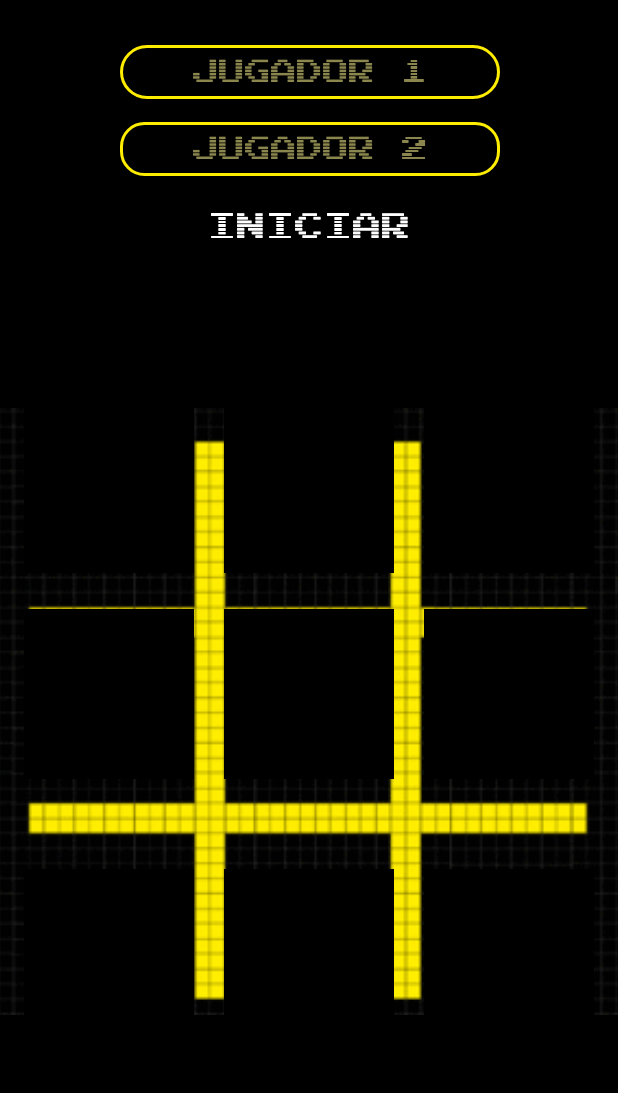
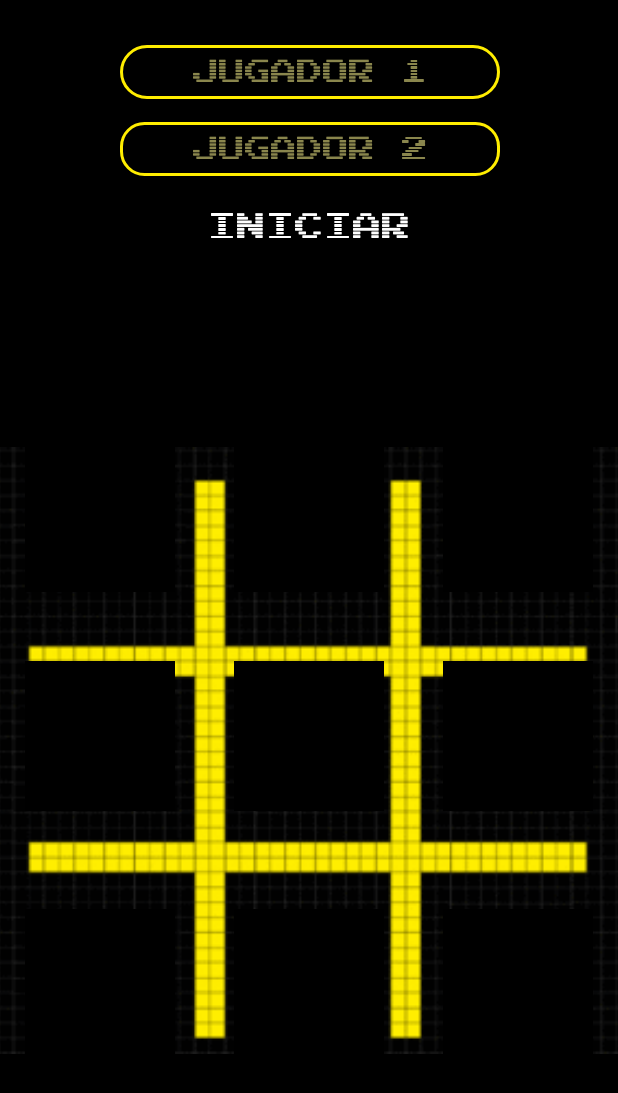
Before and after one commit to ChrisZgz/TG2Grupo1, an Android app: the Juego screen opened directly, with no data from a screen before it, on a phone screen of 412 x 824 dp. Shown: the top 1093 px of the screen. Run offline under Robolectric (Android 15) with nearby library versions, the phone set to English and light mode, and no system bars; 1 statement that could not run was skipped.

Commit message:
posicion de botones correcto

```diff
--- a/app/src/main/res/layout/activity_juego.xml
+++ b/app/src/main/res/layout/activity_juego.xml
@@ -71,25 +71,25 @@
                 app:layout_constraintHorizontal_bias="0.51"
                 app:layout_constraintStart_toStartOf="parent"
                 app:layout_constraintTop_toTopOf="parent"
-                app:layout_constraintVertical_bias="0.387"
+                app:layout_constraintVertical_bias="0.503"
                 app:srcCompat="@drawable/partidasplash" />
 
             <ImageButton
                 android:id="@+id/bt1"
-                android:layout_width="113dp"
-                android:layout_height="113dp"
+                android:layout_width="100dp"
+                android:layout_height="100dp"
                 app:layout_constraintBottom_toBottomOf="parent"
                 app:layout_constraintEnd_toEndOf="parent"
                 app:layout_constraintHorizontal_bias="0.054"
                 app:layout_constraintStart_toStartOf="parent"
                 app:layout_constraintTop_toTopOf="parent"
-                app:layout_constraintVertical_bias="0.174"
+                app:layout_constraintVertical_bias="0.217"
                 app:srcCompat="@drawable/botonnegrogrande" />
 
             <ImageButton
                 android:id="@+id/bt8"
-                android:layout_width="113dp"
-                android:layout_height="113dp"
+                android:layout_width="100dp"
+                android:layout_height="100dp"
                 app:layout_constraintBottom_toBottomOf="@+id/bt7"
                 app:layout_constraintEnd_toEndOf="@+id/bt5"
                 app:layout_constraintStart_toStartOf="@+id/bt5"
@@ -99,11 +99,11 @@
 
             <ImageButton
                 android:id="@+id/bt9"
-                android:layout_width="113dp"
-                android:layout_height="113dp"
+                android:layout_width="100dp"
+                android:layout_height="100dp"
                 app:layout_constraintBottom_toBottomOf="@+id/bt7"
                 app:layout_constraintEnd_toEndOf="@+id/bt6"
-                app:layout_constraintHorizontal_bias="0.946"
+                app:layout_constraintHorizontal_bias="0.0"
                 app:layout_constraintStart_toStartOf="@+id/bt6"
                 app:layout_constraintTop_toTopOf="@+id/bt7"
                 app:layout_constraintVertical_bias="1.0"
@@ -111,19 +111,20 @@
 
             <ImageButton
                 android:id="@+id/bt5"
-                android:layout_width="113dp"
-                android:layout_height="113dp"
+                android:layout_width="100dp"
+                android:layout_height="100dp"
                 app:layout_constraintBottom_toBottomOf="@+id/bt4"
                 app:layout_constraintEnd_toEndOf="@+id/bt2"
+                app:layout_constraintHorizontal_bias="0.0"
                 app:layout_constraintStart_toStartOf="@+id/bt2"
                 app:layout_constraintTop_toTopOf="@+id/bt4"
-                app:layout_constraintVertical_bias="0.48"
+                app:layout_constraintVertical_bias="0.0"
                 app:srcCompat="@drawable/botonnegrogrande" />
 
             <ImageButton
                 android:id="@+id/bt6"
-                android:layout_width="113dp"
-                android:layout_height="113dp"
+                android:layout_width="100dp"
+                android:layout_height="100dp"
                 app:layout_constraintBottom_toBottomOf="@+id/bt4"
                 app:layout_constraintEnd_toEndOf="@+id/bt3"
                 app:layout_constraintHorizontal_bias="0.946"
@@ -134,8 +135,8 @@
 
             <ImageButton
                 android:id="@+id/bt2"
-                android:layout_width="113dp"
-                android:layout_height="113dp"
+                android:layout_width="100dp"
+                android:layout_height="100dp"
                 app:layout_constraintBottom_toBottomOf="@+id/bt1"
                 app:layout_constraintEnd_toEndOf="parent"
                 app:layout_constraintStart_toStartOf="parent"
@@ -145,8 +146,8 @@
 
             <ImageButton
                 android:id="@+id/bt3"
-                android:layout_width="113dp"
-                android:layout_height="113dp"
+                android:layout_width="100dp"
+                android:layout_height="100dp"
                 app:layout_constraintBottom_toBottomOf="@+id/bt1"
                 app:layout_constraintEnd_toEndOf="parent"
                 app:layout_constraintHorizontal_bias="0.946"
@@ -157,28 +158,28 @@
 
             <ImageButton
                 android:id="@+id/bt4"
-                android:layout_width="113dp"
-                android:layout_height="113dp"
+                android:layout_width="100dp"
+                android:layout_height="100dp"
                 android:layout_marginTop="20dp"
                 app:layout_constraintBottom_toBottomOf="parent"
                 app:layout_constraintEnd_toEndOf="@+id/bt1"
                 app:layout_constraintHorizontal_bias="0.0"
                 app:layout_constraintStart_toStartOf="@+id/bt1"
                 app:layout_constraintTop_toBottomOf="@+id/bt1"
-                app:layout_constraintVertical_bias="0.012"
+                app:layout_constraintVertical_bias="0.084"
                 app:srcCompat="@drawable/botonnegrogrande" />
 
             <ImageButton
                 android:id="@+id/bt7"
-                android:layout_width="113dp"
-                android:layout_height="113dp"
+                android:layout_width="100dp"
+                android:layout_height="100dp"
                 android:layout_marginTop="20dp"
                 app:layout_constraintBottom_toBottomOf="parent"
-                app:layout_constraintEnd_toEndOf="@+id/bt1"
+                app:layout_constraintEnd_toEndOf="@+id/bt4"
                 app:layout_constraintHorizontal_bias="0.0"
                 app:layout_constraintStart_toStartOf="@+id/bt1"
                 app:layout_constraintTop_toBottomOf="@+id/bt1"
-                app:layout_constraintVertical_bias="0.575"
+                app:layout_constraintVertical_bias="0.619"
                 app:srcCompat="@drawable/botonnegrogrande" />
         </androidx.constraintlayout.widget.ConstraintLayout>
 
```
